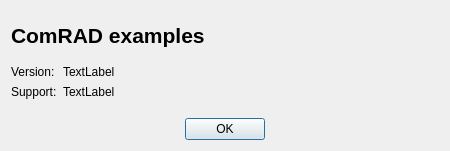
Old version of the form comrad/examples/about.ui in the repository jfpatrick/accsoft-gui-rad-comrad.
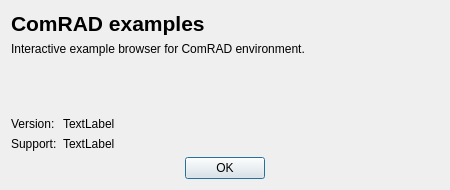
New version of the form.

Commit message: Help and other cli arguments for the examples browser

What changed in the file:
```diff
--- a/comrad/examples/about.ui
+++ b/comrad/examples/about.ui
@@ -7,7 +7,7 @@
     <x>0</x>
     <y>0</y>
     <width>450</width>
-    <height>151</height>
+    <height>190</height>
    </rect>
   </property>
   <property name="sizePolicy">
@@ -19,13 +19,13 @@
   <property name="minimumSize">
    <size>
     <width>450</width>
-    <height>151</height>
+    <height>190</height>
    </size>
   </property>
   <property name="maximumSize">
    <size>
     <width>450</width>
-    <height>151</height>
+    <height>190</height>
    </size>
   </property>
   <property name="baseSize">
@@ -55,6 +55,26 @@
      </property>
     </widget>
    </item>
+   <item>
+    <widget class="QLabel" name="label_3">
+     <property name="text">
+      <string>Interactive example browser for ComRAD environment.</string>
+     </property>
+    </widget>
+   </item>
+   <item>
+    <spacer name="verticalSpacer">
+     <property name="orientation">
+      <enum>Qt::Vertical</enum>
+     </property>
+     <property name="sizeHint" stdset="0">
+      <size>
+       <width>20</width>
+       <height>40</height>
+      </size>
+     </property>
+    </spacer>
+   </item>
    <item>
     <layout class="QFormLayout" name="formLayout">
      <item row="0" column="0">
```
The commit also changes 1 other file.
